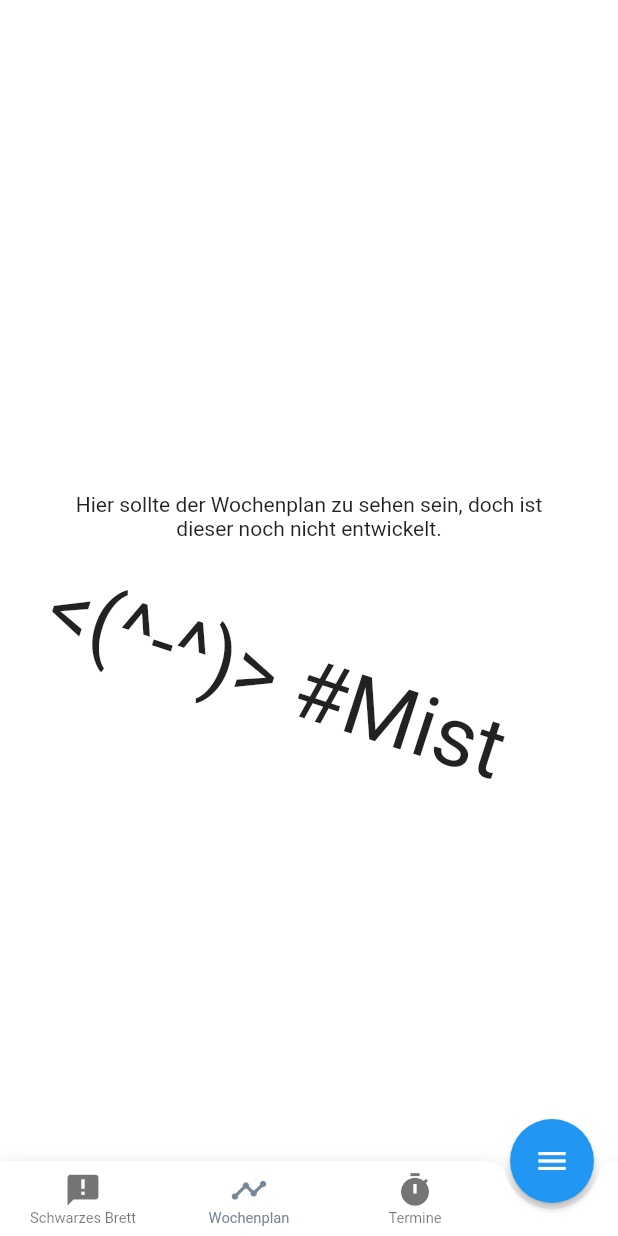
After one commit to Fachschaft07/Guide7, a Flutter app: the ViewHolder screen opened directly, item 2 of the bottom bar chosen, after a tap on "Schwarzes Brett", after a tap on "Wochenplan", on a phone screen of 412 x 824 dp. The commit adds this screen. Run offline on Flutter 3.47's test engine with Material 2 defaults, Android fonts, the phone set to English and light mode, and no system bars; our stand-ins replace fluro, flutter_secure_storage, sqflite, synchronized; missing offline and left inert: flutter_html_view; accounts and stored records are empty; network calls fail; Roboto replaces fonts that are missing (NotoSerifTC); statements that could not run were skipped.

Commit message:
Added first navigation draft

```diff
--- a/lib/app-routes.dart
+++ b/lib/app-routes.dart
@@ -3,6 +3,7 @@ import 'package:flutter/widgets.dart';
 import 'package:guide7/ui/view/login/login_view.dart';
 import 'package:guide7/ui/view/notice_board/notice_board_view.dart';
 import 'package:guide7/ui/view/splash_screen/splash_screen_view.dart';
+import 'package:guide7/ui/view/view_holder.dart';
 
 /// Routes (for navigation) are defined here.
 class AppRoutes {
@@ -12,8 +13,8 @@ class AppRoutes {
   /// Route to the login view.
   static const String login = "/login";
 
-  /// Route to the notice board view.
-  static const String notice_board = "/notice_board";
+  /// Route to the main view holder handling further navigation.
+  static const String main = "/main";
 
   /// Configure all application routes.
   static void configureRoutes(Router router) {
@@ -23,6 +24,6 @@ class AppRoutes {
 
     router.define(AppRoutes.root, handler: Handler(handlerFunc: (BuildContext context, Map<String, dynamic> params) => SplashScreenView()));
     router.define(AppRoutes.login, handler: Handler(handlerFunc: (BuildContext context, Map<String, dynamic> params) => LoginView()));
-    router.define(AppRoutes.notice_board, handler: Handler(handlerFunc: (BuildContext context, Map<String, dynamic> params) => NoticeBoardView()));
+    router.define(AppRoutes.main, handler: Handler(handlerFunc: (BuildContext context, Map<String, dynamic> params) => ViewHolder()));
   }
 }
--- /dev/null
+++ b/lib/ui/navigation/bottom_bar/app_bottom_navigation_bar.dart
@@ -0,0 +1,137 @@
+import 'package:flutter/material.dart';
+import 'package:flutter/widgets.dart';
+import 'package:guide7/ui/navigation/bottom_bar/item/app_bottom_navigation_bar_item.dart';
+import 'package:guide7/util/custom_colors.dart';
+
+/// Bottom navigation bar of the application.
+class AppBottomNavigationBar extends StatefulWidget {
+  /// Items to show in the navigation bar.
+  final List<AppBottomNavigationBarItem> items;
+
+  /// Callback on what to do when another tab has been selected.
+  final ValueChanged<int> onItemSelected;
+
+  /// Height of the bar.
+  final double height;
+
+  /// Size of the icons.
+  final double iconSize;
+
+  /// Background color of the bar.
+  final Color backgroundColor;
+
+  /// Text color of the bar items.
+  final Color color;
+
+  /// Text color of selected bar items.
+  final Color selectedColor;
+
+  /// Notch shape in the bar.
+  final NotchedShape shape;
+
+  /// Index of the initially selected item.
+  final int initiallySelectedItemIndex;
+
+  /// Create app navigation bar.
+  AppBottomNavigationBar({
+    @required this.items,
+    @required this.onItemSelected,
+    this.height = 50.0,
+    this.iconSize = 25.0,
+    this.backgroundColor = Colors.white,
+    this.color = Colors.black54,
+    this.selectedColor = CustomColors.slateGrey,
+    this.shape,
+    this.initiallySelectedItemIndex = 0,
+  });
+
+  @override
+  State<StatefulWidget> createState() => _AppBottomNavigationBarState();
+}
+
+/// State of the applications bottom navigation bar.
+class _AppBottomNavigationBarState extends State<AppBottomNavigationBar> {
+  /// Index of the currently selected item.
+  int _selectedItemIndex = 0;
+
+  @override
+  void initState() {
+    _selectedItemIndex = widget.initiallySelectedItemIndex;
+  }
+
+  /// Change the currently selected item.
+  void _changeSelectedItem(int index) {
+    widget.onItemSelected(index);
+
+    setState(() {
+      _selectedItemIndex = index;
+    });
+  }
+
+  @override
+  Widget build(BuildContext context) {
+    List<Widget> items = List.generate(
+      widget.items.length,
+      (int index) => _buildItem(
+            item: widget.items[index],
+            index: index,
+            onPressed: _changeSelectedItem,
+          ),
+    );
+
+    // Add placeholder for floating action button.
+    items.add(_buildPlaceholder());
+
+    return BottomAppBar(
+      shape: widget.shape,
+      color: widget.backgroundColor,
+      child: Row(
+        mainAxisSize: MainAxisSize.max,
+        mainAxisAlignment: MainAxisAlignment.spaceAround,
+        children: items,
+      ),
+    );
+  }
+
+  /// Build the navigation item widget on the navigation bar.
+  Widget _buildItem({
+    AppBottomNavigationBarItem item,
+    int index,
+    ValueChanged<int> onPressed,
+  }) {
+    Color color = _selectedItemIndex == index ? widget.selectedColor : widget.color;
+
+    return Expanded(
+      child: SizedBox(
+        height: widget.height,
+        child: Material(
+          type: MaterialType.transparency,
+          child: InkWell(
+            onTap: () => onPressed(index),
+            child: Column(
+              mainAxisSize: MainAxisSize.min,
+              mainAxisAlignment: MainAxisAlignment.center,
+              children: <Widget>[
+                Icon(item.iconData, color: color, size: widget.iconSize),
+                Text(
+                  item.title,
+                  style: TextStyle(
+                    color: color,
+                    fontFamily: "Roboto",
+                  ),
+                  textScaleFactor: 0.7,
+                )
+              ],
+            ),
+          ),
+        ),
+      ),
+    );
+  }
+
+  /// Build placeholder for floating action button.
+  Widget _buildPlaceholder() => SizedBox(
+        height: widget.height,
+        width: 80.0,
+      );
+}
--- /dev/null
+++ b/lib/ui/navigation/bottom_bar/item/app_bottom_navigation_bar_item.dart
@@ -0,0 +1,13 @@
+import 'package:flutter/widgets.dart';
+
+/// Item shown in the app bottom navigation bar.
+class AppBottomNavigationBarItem {
+  /// Icon to show.
+  final IconData iconData;
+
+  /// Title of the item.
+  final String title;
+
+  /// Create item.
+  const AppBottomNavigationBarItem({@required this.iconData, @required this.title});
+}
--- /dev/null
+++ b/lib/ui/view/appointment/appointment_view.dart
@@ -0,0 +1,42 @@
+import 'dart:math';
+
+import 'package:flutter/widgets.dart';
+
+/// View showing important appointments for students.
+class AppointmentView extends StatefulWidget {
+  @override
+  State<StatefulWidget> createState() => _AppointmentViewState();
+}
+
+/// State of the appointment view.
+class _AppointmentViewState extends State<AppointmentView> {
+  @override
+  Widget build(BuildContext context) => SafeArea(
+        child: Padding(
+          padding: EdgeInsets.symmetric(
+            vertical: 10.0,
+            horizontal: 30.0,
+          ),
+          child: Column(
+            mainAxisAlignment: MainAxisAlignment.center,
+            children: <Widget>[
+              Text(
+                "Hier sollten Termine zu sehen sein, doch das ist noch nicht entwickelt.",
+                textAlign: TextAlign.center,
+              ),
+              Container(
+                padding: EdgeInsets.all(10.0),
+                child: Text(
+                  ":(",
+                  textScaleFactor: 4.0,
+                  style: TextStyle(
+                    fontFamily: "Roboto",
+                  ),
+                ),
+                transform: Matrix4.rotationZ(pi * 0.4),
+              ),
+            ],
+          ),
+        ),
+      );
+}
--- a/lib/ui/view/base_view.dart
+++ /dev/null
@@ -1,4 +0,0 @@
-/// Base view is the base class for all views throughout the app.
-abstract class BaseView {
-  // TODO Implement
-}
--- a/lib/ui/view/login/login_view.dart
+++ b/lib/ui/view/login/login_view.dart
@@ -7,11 +7,10 @@ import 'package:guide7/connect/repository.dart';
 import 'package:guide7/main.dart';
 import 'package:guide7/model/credentials/username_password_credentials.dart';
 import 'package:guide7/ui/common/headline.dart';
-import 'package:guide7/ui/view/base_view.dart';
 import 'package:guide7/ui/view/login/form/login_form.dart';
 
 /// View showing the login dialog.
-class LoginView extends StatefulWidget implements BaseView {
+class LoginView extends StatefulWidget {
   @override
   State<StatefulWidget> createState() => _LoginViewState();
 }
@@ -85,6 +84,6 @@ class _LoginViewState extends State<LoginView> {
 
   /// What to do when the login succeeded.
   void _onLoginSuccess() {
-    App.router.navigateTo(context, AppRoutes.notice_board, transition: TransitionType.inFromBottom, replace: true);
+    App.router.navigateTo(context, AppRoutes.main, transition: TransitionType.inFromBottom, replace: true);
   }
 }
--- a/lib/ui/view/notice_board/notice_board_view.dart
+++ b/lib/ui/view/notice_board/notice_board_view.dart
@@ -2,17 +2,14 @@ import 'package:fluro/fluro.dart';
 import 'package:flutter/material.dart';
 import 'package:flutter/widgets.dart';
 import 'package:guide7/app-routes.dart';
-import 'package:guide7/connect/login/zpa/response/zpa_login_response.dart';
 import 'package:guide7/connect/login/zpa/zpa_login_repository.dart';
 import 'package:guide7/connect/repository.dart';
 import 'package:guide7/main.dart';
 import 'package:guide7/model/notice_board/notice_board_entry.dart';
-import 'package:guide7/ui/common/headline.dart';
-import 'package:guide7/ui/view/base_view.dart';
 import 'package:guide7/ui/view/notice_board/entry/notice_board_entry_widget.dart';
 
 /// View showing the notice board.
-class NoticeBoardView extends StatefulWidget implements BaseView {
+class NoticeBoardView extends StatefulWidget {
   @override
   State<StatefulWidget> createState() => _NoticeBoardViewState();
 }
@@ -49,11 +46,7 @@ class _NoticeBoardViewState extends State<NoticeBoardView> {
   }
 
   @override
-  Widget build(BuildContext context) {
-    return Scaffold(
-      body: SafeArea(child: _buildContent()),
-    );
-  }
+  Widget build(BuildContext context) => SafeArea(child: _buildContent());
 
   /// Build the notice board views content.
   Widget _buildContent() => FutureBuilder<List<NoticeBoardEntry>>(
--- a/lib/ui/view/splash_screen/splash_screen_view.dart
+++ b/lib/ui/view/splash_screen/splash_screen_view.dart
@@ -91,6 +91,6 @@ class _SplashScreenState extends State<SplashScreenView> {
 
   /// Navigate to notice board.
   void _gotoNoticeBoard() {
-    App.router.navigateTo(context, AppRoutes.notice_board, transition: TransitionType.inFromBottom, replace: true);
+    App.router.navigateTo(context, AppRoutes.main, transition: TransitionType.inFromBottom, replace: true);
   }
 }
--- /dev/null
+++ b/lib/ui/view/view_holder.dart
@@ -0,0 +1,73 @@
+import 'package:flutter/material.dart';
+import 'package:flutter/widgets.dart';
+import 'package:guide7/ui/navigation/bottom_bar/app_bottom_navigation_bar.dart';
+import 'package:guide7/ui/navigation/bottom_bar/item/app_bottom_navigation_bar_item.dart';
+import 'package:guide7/ui/view/appointment/appointment_view.dart';
+import 'package:guide7/ui/view/notice_board/notice_board_view.dart';
+import 'package:guide7/ui/view/week_plan/week_plan_view.dart';
+
+/// View which includes a bottom navigation bar and switches out the actual views for the app.
+class ViewHolder extends StatefulWidget {
+  @override
+  State<StatefulWidget> createState() => _ViewHolderState();
+}
+
+/// State of the app view holder.
+class _ViewHolderState extends State<ViewHolder> {
+  /// Controller of the view holder used to exchange views.
+  PageController _controller = PageController();
+
+  /// Index of the currently shown. page.
+  int _currentViewIndex = 0;
+
+  /// What to do in case another item in the bottom navigation bar has been selected.
+  void _onBottomNavigationItemChange(int index) {
+    _controller.animateToPage(
+      index,
+      duration: Duration(milliseconds: 200),
+      curve: Curves.ease,
+    );
+
+    /// Let the widget rebuild.
+    setState(() {
+      _currentViewIndex = index;
+    });
+  }
+
+  @override
+  Widget build(BuildContext context) {
+    return Scaffold(
+      body: PageView(
+        controller: _controller,
+        children: _getNavigationBarViews(),
+        physics: NeverScrollableScrollPhysics(),
+      ),
+      backgroundColor: Colors.white,
+      bottomNavigationBar: AppBottomNavigationBar(
+        items: [
+          AppBottomNavigationBarItem(iconData: Icons.announcement, title: "Schwarzes Brett"),
+          AppBottomNavigationBarItem(iconData: Icons.timeline, title: "Wochenplan"),
+          AppBottomNavigationBarItem(iconData: Icons.timer, title: "Termine"),
+        ],
+        initiallySelectedItemIndex: _currentViewIndex,
+        onItemSelected: _onBottomNavigationItemChange,
+        shape: CircularNotchedRectangle(),
+      ),
+      floatingActionButtonLocation: FloatingActionButtonLocation.endDocked,
+      floatingActionButton: FloatingActionButton(
+        onPressed: () {},
+        child: Icon(Icons.menu),
+        elevation: 2.0,
+      ),
+    );
+  }
+
+  /// Get all available views in the navigation bar of the app.
+  List<Widget> _getNavigationBarViews() {
+    return <Widget>[
+      NoticeBoardView(),
+      WeekPlanView(),
+      AppointmentView(),
+    ];
+  }
+}
--- /dev/null
+++ b/lib/ui/view/week_plan/week_plan_view.dart
@@ -0,0 +1,42 @@
+import 'dart:math';
+
+import 'package:flutter/widgets.dart';
+
+/// View showing the week plan of the student.
+class WeekPlanView extends StatefulWidget {
+  @override
+  State<StatefulWidget> createState() => _WeekPlanViewState();
+}
+
+/// State of the week plan view.
+class _WeekPlanViewState extends State<WeekPlanView> {
+  @override
+  Widget build(BuildContext context) => SafeArea(
+        child: Padding(
+          padding: EdgeInsets.symmetric(
+            vertical: 10.0,
+            horizontal: 30.0,
+          ),
+          child: Column(
+            mainAxisAlignment: MainAxisAlignment.center,
+            children: <Widget>[
+              Text(
+                "Hier sollte der Wochenplan zu sehen sein, doch ist dieser noch nicht entwickelt.",
+                textAlign: TextAlign.center,
+              ),
+              Container(
+                padding: EdgeInsets.all(10.0),
+                child: Text(
+                  "<(^-^)> #Mist",
+                  textScaleFactor: 4.0,
+                  style: TextStyle(
+                    fontFamily: "Roboto",
+                  ),
+                ),
+                transform: Matrix4.rotationZ(pi * 0.1),
+              ),
+            ],
+          ),
+        ),
+      );
+}
```
